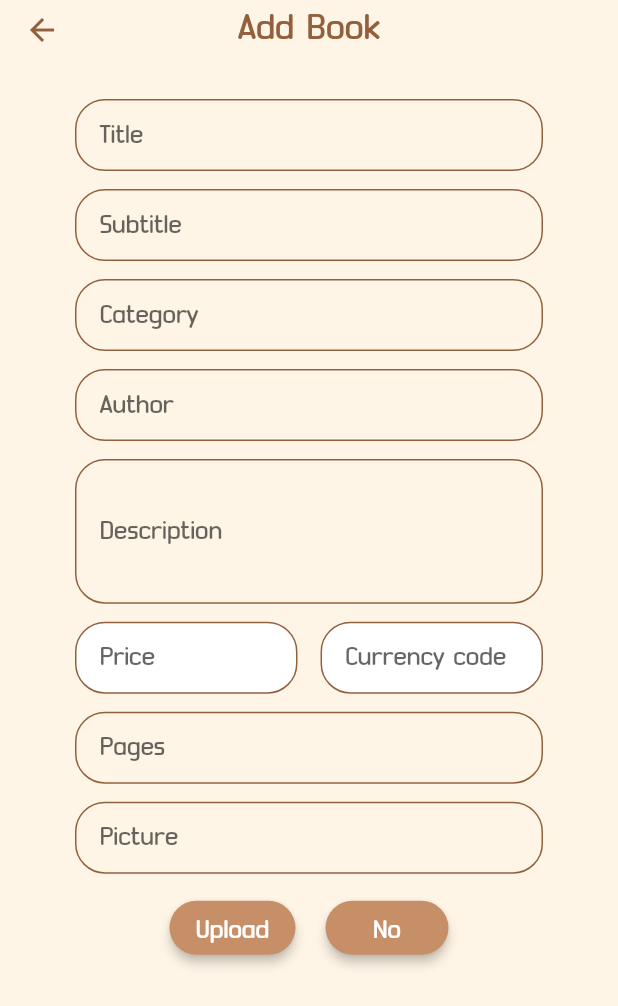
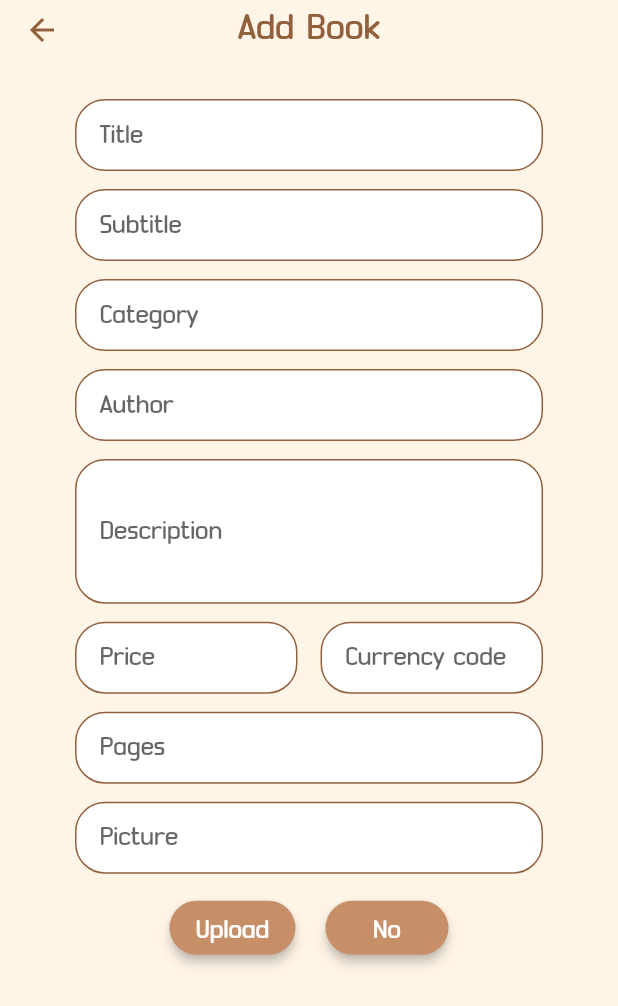
Before and after one commit to Bug-Is-Feature/DokuDoku, a Flutter app: the AddBookView screen opened directly with empty values, on a phone screen of 412 x 824 dp. Shown: the top 1006 px of the screen. Run offline on Flutter 3.47's test engine with Material 2 defaults, Android fonts, the phone set to English and light mode, and no system bars; our stand-ins replace auto_route, firebase_auth, firebase_core, flutter_dotenv, flutter_speed_dial, flutter_spinkit and 3 more; missing offline and left inert: flutter_barcode_scanner, ntp; accounts and stored records are empty; generated files the repository leaves out were written again; network calls fail.

Commit message:
change ui

```diff
--- a/lib/ui/components/textfield_custombook.dart
+++ b/lib/ui/components/textfield_custombook.dart
@@ -37,6 +37,8 @@ class _TextFieldCustomBookState extends State<TextFieldCustomBook> {
         validator: widget.validator,
         controller: widget.controller,
         decoration: InputDecoration(
+          filled: true,
+          fillColor: context.resources.color.colorWhite,
           labelText: widget.labelText,
           contentPadding: EdgeInsets.symmetric(
               vertical: MediaQuery.of(context).size.height * 0.01,
```
